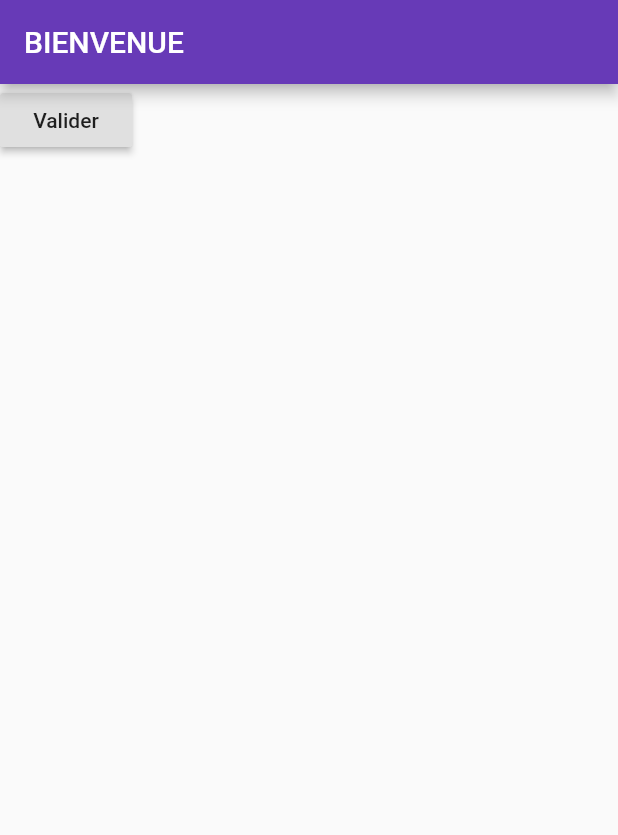
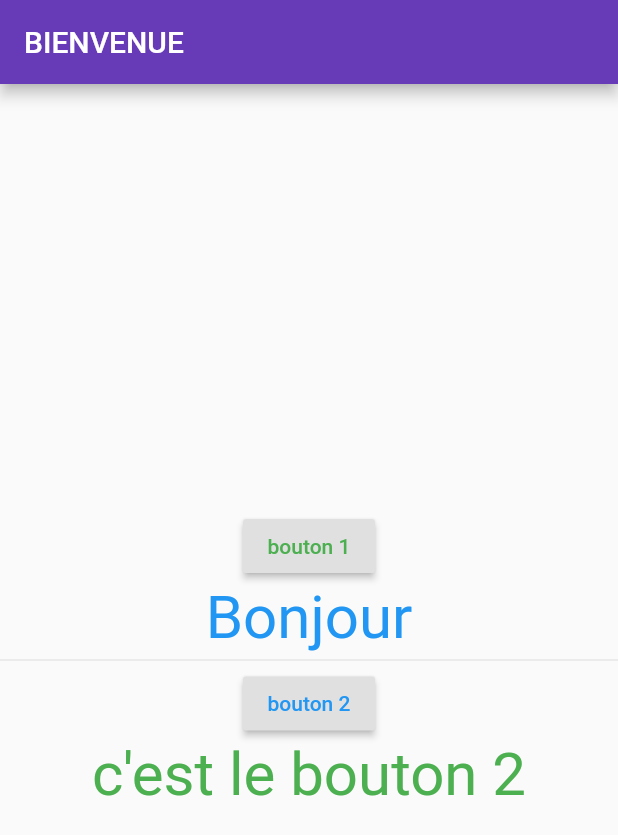
Before and after one commit to JamelChatti/NewProject, a Flutter app: the screen it shows after launch, on a phone screen of 412 x 824 dp. Shown: the top 835 px of the screen. Run offline on Flutter 3.47's test engine with Material 2 defaults, Android fonts, the phone set to English and light mode, and no system bars.

Commit message:
Raisedbutton

```diff
--- a/lib/main.dart
+++ b/lib/main.dart
@@ -22,28 +22,56 @@ class GestionFacture extends StatefulWidget {
 }
 
 class _GestionFactureState extends State<GestionFacture> {
-
-  var info = 'Gestion facture';
+String value = 'Bonjour';
+String value1 = 'c\'est le bouton 2';
+  var info = 'RaisedButton';
 @override
   void initState() {
     // TODO: implement initState
     super.initState();
     info= 'BIENVENUE';
   }
+  void onclick(){
+  setState(() {
+    value = 'Tuto RaisedButton';
+  });
+  }
+
+void onclick2(String value2){
+  setState(() {
+    value1 = value2;
+  });
+}
+
   @override
   Widget build(BuildContext context) {
     return Scaffold(
       appBar: AppBar(
         title: Text(info),
       ),
-      body: RaisedButton(
-        child: Text('Valider'),
-        onPressed: (){
-          print('Validation OK!');
-          setState(() {
-            info ='Gestion facture';
-          });
-        },
+      body:  Column(
+        mainAxisAlignment: MainAxisAlignment.center,
+      children: <Widget> [
+        RaisedButton(
+          child: Text('bouton 1', style: TextStyle(color: Colors.green),
+          ),
+          onPressed:() => onclick(),
+        ),
+        Text(value, style: TextStyle(color: Colors.blue, fontSize: 40,),
+
+        ),
+        Divider(height: 10,),
+
+        RaisedButton(
+          child: Text('bouton 2', style: TextStyle(color: Colors.blue),
+          ),
+          onPressed: (){
+            onclick2('Tuto pour les debutants');
+          },
+        ),
+         Text(value1, style: TextStyle(color: Colors.green, fontSize: 40,),)
+
+      ],
       ),
     );
 
```
